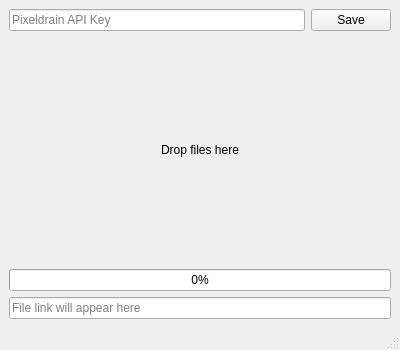
First picture: the form in src/gui/MainWindow.ui, repository ZekqKeku/QuickShare, before the edit.
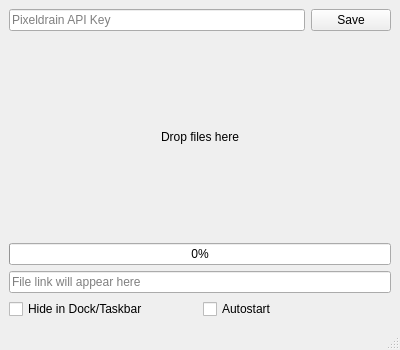
Second picture: the form after the edit.

Commit message: Native features, system settings & release automation    - Added native context menus & autostart (Win/Mac/Linux)    - Integrated manifest.json with release gating

Patch:
```diff
--- a/src/gui/MainWindow.ui
+++ b/src/gui/MainWindow.ui
@@ -69,6 +69,24 @@
       </property>
      </widget>
     </item>
+    <item>
+     <layout class="QHBoxLayout" name="checkboxLayout">
+      <item>
+       <widget class="QCheckBox" name="hideDockCheckBox">
+        <property name="text">
+         <string>Hide in Dock/Taskbar</string>
+        </property>
+       </widget>
+      </item>
+      <item>
+       <widget class="QCheckBox" name="autostartCheckBox">
+        <property name="text">
+         <string>Autostart</string>
+        </property>
+       </widget>
+      </item>
+     </layout>
+    </item>
    </layout>
   </widget>
   <widget class="QMenuBar" name="menubar"/>
```
The commit also changes 12 other files.
